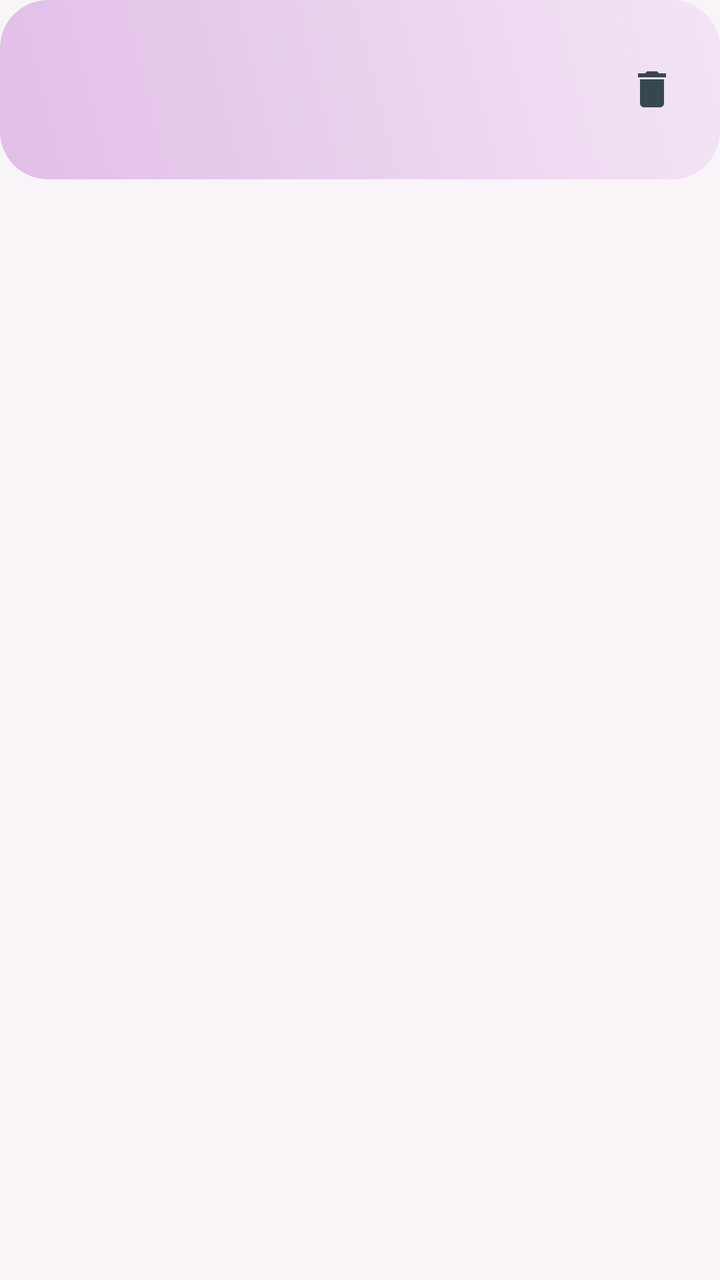
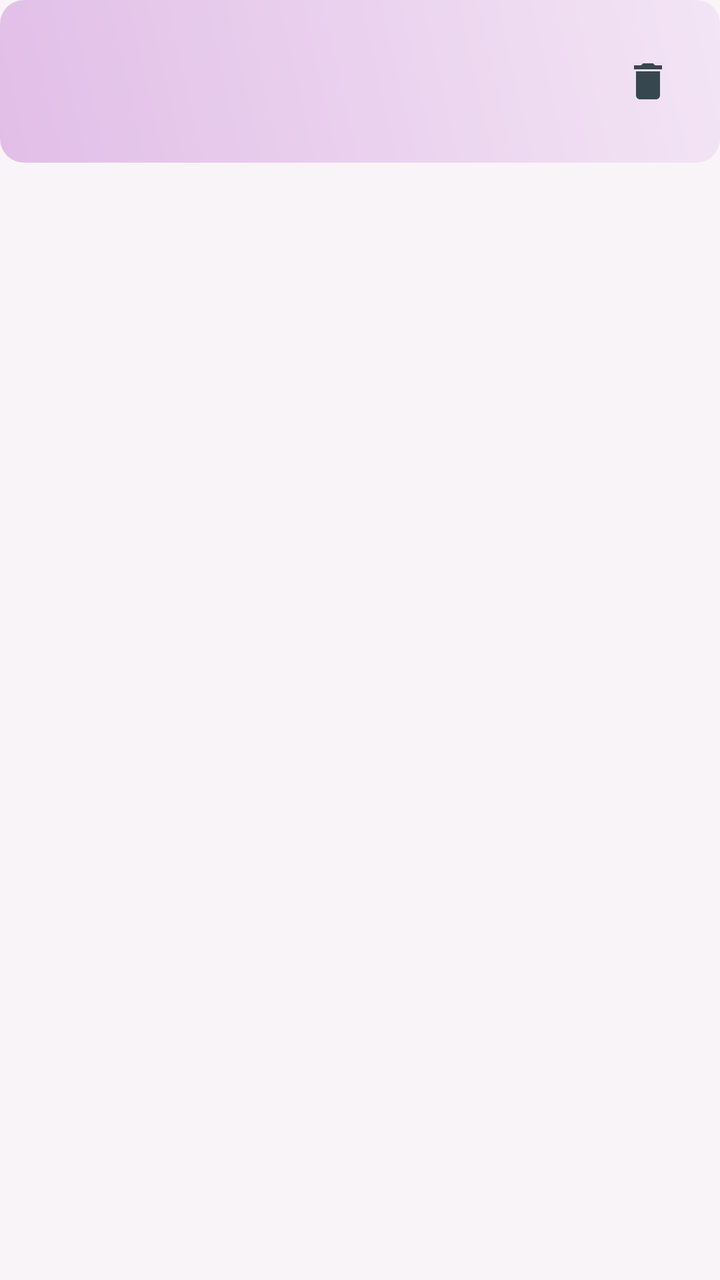

Screens rendered from an Android XML layout before and after an edit, with the pre-edit source and the edit as a unified diff.
<!-- AndroidManifest.xml: application theme Theme.TrueDistance -->
<!-- res/layout/item_history_entry.xml -->
<?xml version="1.0" encoding="utf-8"?>
<FrameLayout
    xmlns:android="http://schemas.android.com/apk/res/android"
    xmlns:app="http://schemas.android.com/apk/res-auto"
    android:id="@+id/root"
    android:layout_width="match_parent"
    android:layout_height="wrap_content"
    android:layout_marginHorizontal="16dp"
    android:layout_marginVertical="8dp">

    <LinearLayout
        android:id="@+id/root_container"
        android:layout_width="match_parent"
        android:layout_height="wrap_content"
        android:background="@drawable/bg_card_lavender"
        android:orientation="vertical"
        android:padding="16dp">

        <LinearLayout
            android:layout_width="match_parent"
            android:layout_height="wrap_content"
            android:orientation="horizontal"
            android:gravity="center_vertical">

            <LinearLayout
                android:layout_width="0dp"
                android:layout_height="wrap_content"
                android:layout_weight="1"
                android:orientation="vertical">

                <TextView
                    android:id="@+id/destinationText"
                    android:layout_width="match_parent"
                    android:layout_height="wrap_content"
                    android:textStyle="bold"
                    android:textSize="16sp" />

                <TextView
                    android:id="@+id/initialDistanceText"
                    android:layout_width="match_parent"
                    android:layout_height="wrap_content"
                    android:textSize="13sp"
                    android:textColor="@color/text_secondary" />

                
                <TextView
                    android:id="@+id/dateTimeText"
                    android:layout_width="match_parent"
                    android:layout_height="wrap_content"
                    android:textSize="12sp"
                    android:textColor="@color/text_secondary"
                    android:layout_marginTop="2dp" />
            </LinearLayout>

            <ImageButton
                android:id="@+id/deleteButton"
                android:layout_width="36dp"
                android:layout_height="36dp"
                android:background="?attr/selectableItemBackgroundBorderless"
                android:contentDescription="@string/delete"
                android:src="@drawable/ic_delete" />
        </LinearLayout>

        
        <LinearLayout
            android:id="@+id/snapshotContainer"
            android:layout_width="match_parent"
            android:layout_height="wrap_content"
            android:orientation="vertical"
            android:visibility="gone" />

    </LinearLayout>
</FrameLayout>
<!-- resources referenced by this layout -->
<resources>
  <color name="text_secondary">#90A4AE</color>
  <!-- drawable bg_card_lavender (drawable) -->
  <?xml version="1.0" encoding="utf-8"?>
  <shape xmlns:android="http://schemas.android.com/apk/res/android">
      <gradient
          android:angle="45"
          android:endColor="#F3E5F5"
          android:startColor="#E1BEE7"
          android:type="linear" />
      <corners android:radius="24dp" />
  </shape>
  <!-- drawable ic_delete (drawable) -->
  <?xml version="1.0" encoding="utf-8"?>
  <vector xmlns:android="http://schemas.android.com/apk/res/android"
      android:width="24dp"
      android:height="24dp"
      android:viewportWidth="24"
      android:viewportHeight="24"
      android:tint="@color/text_primary">
      <path
          android:fillColor="@android:color/white"
          android:pathData="M6,19c0,1.1 0.9,2 2,2h8c1.1,0 2,-0.9 2,-2V7H6V19zM19,4h-3.5l-1,-1h-5l-1,1H5v2h14V4z" />
  </vector>
  <string name="delete">Delete</string>
  <style name="Theme.TrueDistance" parent="Theme.MaterialComponents.DayNight.NoActionBar">
          <item name="colorPrimary">@color/primary_violet</item>
          <item name="colorPrimaryVariant">@color/primary_violet</item>
          <item name="colorSecondary">@color/primary_lavender</item>
          <item name="android:windowBackground">@color/background_soft</item>
  
          
          <item name="materialAlertDialogTheme">@style/Theme.TrueDistance.Dialog</item>
  
          
          <item name="materialButtonStyle">@style/Widget.App.Button</item>
          <item name="bottomNavigationStyle">@style/Widget.App.BottomNavigationView</item>
      </style>
  <color name="text_primary">#37474F</color>
  <color name="primary_violet">#7C4DFF</color>
  <color name="primary_lavender">#E1BEE7</color>
  <color name="background_soft">#F9F4F8</color>
  <style name="Theme.TrueDistance.Dialog" parent="ThemeOverlay.MaterialComponents.MaterialAlertDialog">
          <item name="shapeAppearanceOverlay">@style/ShapeAppearance.App.Dialog</item>
          <item name="android:background">@color/card_white</item>
          <item name="buttonBarPositiveButtonStyle">@style/Widget.App.Button.Text</item>
          <item name="buttonBarNegativeButtonStyle">@style/Widget.App.Button.Text</item>
      </style>
  <style name="Widget.App.Button" parent="Widget.MaterialComponents.Button">
          <item name="cornerRadius">12dp</item>
          <item name="backgroundTint">@color/primary_violet</item>
          <item name="android:insetTop">0dp</item>
          <item name="android:insetBottom">0dp</item>
      </style>
  <style name="Widget.App.BottomNavigationView" parent="Widget.MaterialComponents.BottomNavigationView">
          <item name="itemIconTint">@color/nav_item_color_state</item>
          <item name="itemTextColor">@color/nav_item_color_state</item>
          <item name="backgroundTint">@null</item>
          <item name="elevation">8dp</item>
      </style>
  <style name="ShapeAppearance.App.Dialog" parent="">
          <item name="cornerSize">24dp</item>
      </style>
  <color name="card_white">#FFFFFF</color>
  <style name="Widget.App.Button.Text" parent="Widget.MaterialComponents.Button.TextButton">
          <item name="android:textColor">@color/primary_violet</item>
      </style>
</resources>

<!-- the commit's change to res/layout/item_history_entry.xml (unified diff, before → after) -->
@@ -1,73 +1,112 @@
 <?xml version="1.0" encoding="utf-8"?>
 <FrameLayout
     xmlns:android="http://schemas.android.com/apk/res/android"
-    xmlns:app="http://schemas.android.com/apk/res-auto"
     android:id="@+id/root"
     android:layout_width="match_parent"
     android:layout_height="wrap_content"
     android:layout_marginHorizontal="16dp"
-    android:layout_marginVertical="8dp">
+    android:layout_marginVertical="6dp">
 
     <LinearLayout
         android:id="@+id/root_container"
         android:layout_width="match_parent"
         android:layout_height="wrap_content"
         android:background="@drawable/bg_card_lavender"
-        android:orientation="vertical"
-        android:padding="16dp">
+        android:orientation="horizontal">
 
+        
         <LinearLayout
-            android:layout_width="match_parent"
+            android:layout_width="0dp"
             android:layout_height="wrap_content"
-            android:orientation="horizontal"
-            android:gravity="center_vertical">
+            android:layout_weight="4"
+            android:orientation="vertical"
+            android:padding="20dp">
 
+            
             <LinearLayout
-                android:layout_width="0dp"
+                android:layout_width="match_parent"
                 android:layout_height="wrap_content"
-                android:layout_weight="1"
-                android:orientation="vertical">
+                android:orientation="horizontal"
+                android:gravity="center_vertical">
 
                 <TextView
                     android:id="@+id/destinationText"
-                    android:layout_width="match_parent"
+                    android:layout_width="0dp"
                     android:layout_height="wrap_content"
+                    android:layout_weight="1"
                     android:textStyle="bold"
-                    android:textSize="16sp" />
+                    android:textSize="17sp"
+                    android:maxLines="1"
+                    android:ellipsize="end" />
 
                 <TextView
-                    android:id="@+id/initialDistanceText"
-                    android:layout_width="match_parent"
+                    android:id="@+id/trackedDistanceText"
+                    android:layout_width="wrap_content"
                     android:layout_height="wrap_content"
                     android:textSize="13sp"
+                    android:layout_marginStart="8dp" />
+            </LinearLayout>
+
+            
+            <LinearLayout
+                android:layout_width="match_parent"
+                android:layout_height="wrap_content"
+                android:orientation="horizontal"
+                android:layout_marginTop="4dp">
+
+                <TextView
+                    android:id="@+id/startTimeText"
+                    android:layout_width="0dp"
+                    android:layout_height="wrap_content"
+                    android:layout_weight="1"
+                    android:textSize="11sp"
                     android:textColor="@color/text_secondary" />
 
-                
                 <TextView
-                    android:id="@+id/dateTimeText"
-                    android:layout_width="match_parent"
+                    android:id="@+id/stopTimeText"
+                    android:layout_width="0dp"
                     android:layout_height="wrap_content"
-                    android:textSize="12sp"
+                    android:layout_weight="1"
+                    android:textSize="11sp"
                     android:textColor="@color/text_secondary"
-                    android:layout_marginTop="2dp" />
+                    android:gravity="center" />
+
+                <TextView
+                    android:id="@+id/elapsedText"
+                    android:layout_width="0dp"
+                    android:layout_height="wrap_content"
+                    android:layout_weight="1"
+                    android:textSize="11sp"
+                    android:textColor="@color/text_secondary"
+                    android:gravity="end" />
             </LinearLayout>
+
+            
+            <LinearLayout
+                android:id="@+id/snapshotContainer"
+                android:layout_width="match_parent"
+                android:layout_height="wrap_content"
+                android:orientation="vertical"
+                android:layout_marginTop="10dp"
+                android:visibility="gone" />
+
+        </LinearLayout>
+
+        
+        <FrameLayout
+            android:layout_width="0dp"
+            android:layout_height="match_parent"
+            android:layout_weight="1">
 
             <ImageButton
                 android:id="@+id/deleteButton"
                 android:layout_width="36dp"
                 android:layout_height="36dp"
+                android:layout_gravity="center"
                 android:background="?attr/selectableItemBackgroundBorderless"
                 android:contentDescription="@string/delete"
                 android:src="@drawable/ic_delete" />
-        </LinearLayout>
-
-        
-        <LinearLayout
-            android:id="@+id/snapshotContainer"
-            android:layout_width="match_parent"
-            android:layout_height="wrap_content"
-            android:orientation="vertical"
-            android:visibility="gone" />
+        </FrameLayout>
 
     </LinearLayout>
 </FrameLayout>
<!-- resource entries referenced after the edit -->
@@ -9,7 +9,7 @@
           android:endColor="#F3E5F5"
           android:startColor="#E1BEE7"
           android:type="linear" />
-      <corners android:radius="24dp" />
+      <corners android:radius="12dp" />
   </shape>
   <!-- drawable ic_delete (drawable) -->
   <?xml version="1.0" encoding="utf-8"?>
